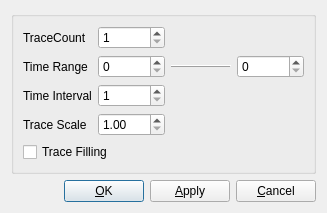
Qt form SliceConfigEditor.ui (lefttime/SeisDo) before a commit.
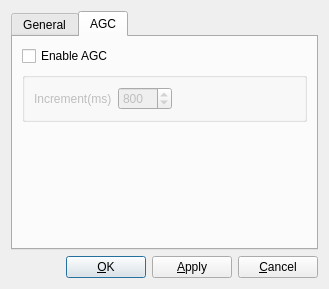
The same form after that commit. The open tabs and pages were chosen to show the change.

Commit message: add scrollbar & some config properties

Diff of the .ui file:
```diff
--- a/SliceConfigEditor.ui
+++ b/SliceConfigEditor.ui
@@ -10,20 +10,24 @@
     <x>0</x>
     <y>0</y>
     <width>327</width>
-    <height>165</height>
+    <height>262</height>
    </rect>
   </property>
   <property name="windowTitle">
    <string>Slice Edit</string>
   </property>
-  <layout class="QGridLayout" name="gridLayout">
-   <item row="0" column="0" colspan="4">
-    <widget class="QGroupBox" name="groupBox">
-     <property name="title">
-      <string/>
-     </property>
      <layout class="QGridLayout" name="gridLayout_2">
-      <item row="1" column="3">
+   <item row="0" column="0" colspan="4">
+    <widget class="QTabWidget" name="tabWidget">
+     <property name="currentIndex">
+      <number>0</number>
+     </property>
+     <widget class="QWidget" name="general">
+      <attribute name="title">
+       <string>General</string>
+      </attribute>
+      <layout class="QGridLayout" name="gridLayout">
+       <item row="1" column="2">
        <widget class="QFrame" name="frame">
         <property name="sizePolicy">
          <sizepolicy hsizetype="Expanding" vsizetype="Fixed">
@@ -39,49 +43,6 @@
         </property>
        </widget>
       </item>
-      <item row="0" column="1">
-       <widget class="QSpinBox" name="traceCount">
-        <property name="minimumSize">
-         <size>
-          <width>60</width>
-          <height>0</height>
-         </size>
-        </property>
-        <property name="minimum">
-         <number>1</number>
-        </property>
-        <property name="maximum">
-         <number>999</number>
-        </property>
-        <property name="value">
-         <number>1</number>
-        </property>
-       </widget>
-      </item>
-      <item row="1" column="1">
-       <widget class="QSpinBox" name="startTime">
-        <property name="maximum">
-         <number>999999</number>
-        </property>
-       </widget>
-      </item>
-      <item row="2" column="1">
-       <widget class="QSpinBox" name="timeInterval">
-        <property name="minimum">
-         <number>1</number>
-        </property>
-        <property name="maximum">
-         <number>9999</number>
-        </property>
-       </widget>
-      </item>
-      <item row="4" column="1">
-       <widget class="QDoubleSpinBox" name="traceScale">
-        <property name="minimum">
-         <double>1.000000000000000</double>
-        </property>
-       </widget>
-      </item>
       <item row="0" column="0">
        <widget class="QLabel" name="label">
         <property name="text">
@@ -89,14 +50,40 @@
         </property>
        </widget>
       </item>
+       <item row="0" column="1">
+        <widget class="QSpinBox" name="traceCount">
+         <property name="minimumSize">
+          <size>
+           <width>60</width>
+           <height>0</height>
+          </size>
+         </property>
+         <property name="minimum">
+          <number>1</number>
+         </property>
+         <property name="maximum">
+          <number>999</number>
+         </property>
+         <property name="value">
+          <number>1</number>
+         </property>
+        </widget>
+       </item>
       <item row="1" column="0">
        <widget class="QLabel" name="label_2">
         <property name="text">
-         <string>Time Range</string>
+          <string>Time Range(ms)</string>
         </property>
        </widget>
       </item>
-      <item row="1" column="4">
+       <item row="1" column="1">
+        <widget class="QSpinBox" name="startTime">
+         <property name="maximum">
+          <number>999999</number>
+         </property>
+        </widget>
+       </item>
+       <item row="1" column="3">
        <widget class="QSpinBox" name="stopTime">
         <property name="minimumSize">
          <size>
@@ -109,10 +96,23 @@
         </property>
        </widget>
       </item>
-      <item row="2" column="0">
-       <widget class="QLabel" name="label_3">
+       <item row="3" column="0">
+        <widget class="QLabel" name="label_5">
         <property name="text">
-         <string>Time Interval</string>
+          <string>Time Label Increment(ms)</string>
+         </property>
+        </widget>
+       </item>
+       <item row="3" column="1">
+        <widget class="QSpinBox" name="timeIncrement">
+         <property name="minimum">
+          <number>1</number>
+         </property>
+         <property name="maximum">
+          <number>9999</number>
+         </property>
+         <property name="value">
+          <number>100</number>
         </property>
        </widget>
       </item>
@@ -123,14 +123,121 @@
         </property>
        </widget>
       </item>
-      <item row="5" column="0" colspan="2">
+       <item row="4" column="1">
+        <widget class="QDoubleSpinBox" name="traceScale">
+         <property name="minimum">
+          <double>1.000000000000000</double>
+         </property>
+        </widget>
+       </item>
+       <item row="7" column="0">
        <widget class="QCheckBox" name="enabledFilled">
         <property name="text">
          <string>Trace Filling</string>
         </property>
        </widget>
       </item>
-     </layout>
+       <item row="8" column="0">
+        <widget class="QCheckBox" name="enabledGridLines">
+         <property name="text">
+          <string>Grid Lines</string>
+         </property>
+         <property name="checked">
+          <bool>true</bool>
+         </property>
+        </widget>
+       </item>
+       <item row="6" column="1">
+        <widget class="QSpinBox" name="timeInterval">
+         <property name="minimum">
+          <number>1</number>
+         </property>
+         <property name="maximum">
+          <number>9999</number>
+         </property>
+        </widget>
+       </item>
+       <item row="6" column="0">
+        <widget class="QLabel" name="label_3">
+         <property name="text">
+          <string>Time Interval</string>
+         </property>
+        </widget>
+       </item>
+      </layout>
+     </widget>
+     <widget class="QWidget" name="agc">
+      <attribute name="title">
+       <string>AGC</string>
+      </attribute>
+      <layout class="QGridLayout" name="gridLayout_3">
+       <item row="1" column="0">
+        <widget class="QGroupBox" name="groupBox">
+         <property name="enabled">
+          <bool>false</bool>
+         </property>
+         <property name="title">
+          <string/>
+         </property>
+         <layout class="QGridLayout" name="gridLayout_4">
+          <item row="0" column="0">
+           <widget class="QLabel" name="label_6">
+            <property name="text">
+             <string>Increment(ms)</string>
+            </property>
+           </widget>
+          </item>
+          <item row="0" column="1">
+           <widget class="QSpinBox" name="AGCIncrement">
+            <property name="minimum">
+             <number>1</number>
+            </property>
+            <property name="maximum">
+             <number>9999</number>
+            </property>
+            <property name="value">
+             <number>800</number>
+            </property>
+           </widget>
+          </item>
+          <item row="0" column="2">
+           <spacer name="horizontalSpacer_2">
+            <property name="orientation">
+             <enum>Qt::Horizontal</enum>
+            </property>
+            <property name="sizeHint" stdset="0">
+             <size>
+              <width>40</width>
+              <height>20</height>
+             </size>
+            </property>
+           </spacer>
+          </item>
+         </layout>
+        </widget>
+       </item>
+       <item row="0" column="0">
+        <widget class="QCheckBox" name="enabledAGC">
+         <property name="text">
+          <string>Enable AGC</string>
+         </property>
+        </widget>
+       </item>
+       <item row="2" column="0">
+        <spacer name="verticalSpacer">
+         <property name="orientation">
+          <enum>Qt::Vertical</enum>
+         </property>
+         <property name="sizeHint" stdset="0">
+          <size>
+           <width>20</width>
+           <height>40</height>
+          </size>
+         </property>
+        </spacer>
+       </item>
+      </layout>
+     </widget>
     </widget>
    </item>
    <item row="1" column="0">
@@ -153,13 +260,6 @@
      </property>
     </widget>
    </item>
-   <item row="1" column="3">
-    <widget class="QPushButton" name="btnCancel">
-     <property name="text">
-      <string>&amp;Cancel</string>
-     </property>
-    </widget>
-   </item>
    <item row="1" column="2">
     <widget class="QPushButton" name="btnApply">
      <property name="text">
@@ -167,6 +267,13 @@
      </property>
     </widget>
    </item>
+   <item row="1" column="3">
+    <widget class="QPushButton" name="btnCancel">
+     <property name="text">
+      <string>&amp;Cancel</string>
+     </property>
+    </widget>
+   </item>
   </layout>
  </widget>
  <resources/>
```
Left out of the diff: 24 changed lines with no effect on the pictures. Lines whose indentation alone changed are shown as unchanged. The commit also changes 11 other files.
